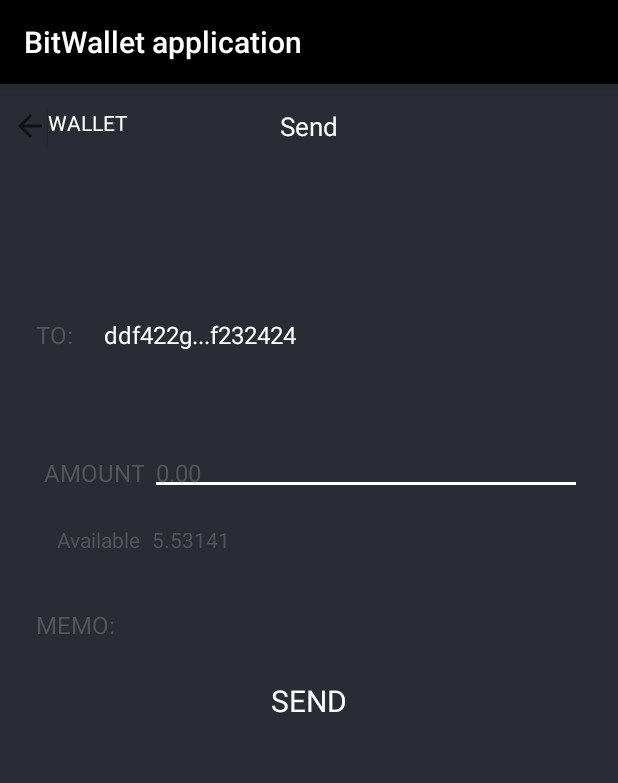
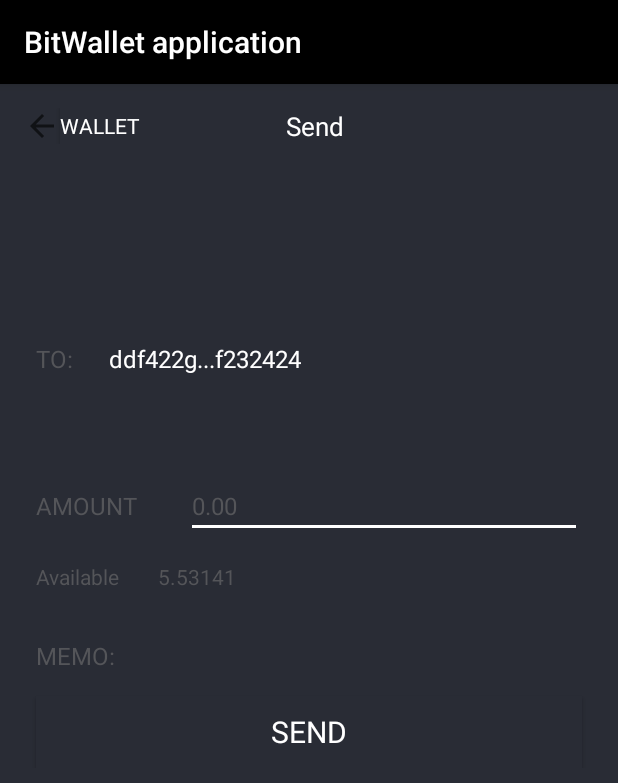
Before and after one commit to Cyned/BitWallet, an Android app: the Send screen opened directly, with no data from a screen before it, on a phone screen of 412 x 824 dp. Shown: the top 783 px of the screen. Run offline under Robolectric (Android 15) with nearby library versions, the phone set to English and light mode, and no system bars; 2 statements that could not run were skipped.

Commit message:
create navbar and give ids to all elements

```diff
--- a/app/src/main/AndroidManifest.xml
+++ b/app/src/main/AndroidManifest.xml
@@ -19,8 +19,6 @@
 		</activity>
 		<activity android:name=".Receive">
 		</activity>
-		<activity android:name=".MainActivity">
-		</activity>
 		<activity android:name=".Login">
 			<intent-filter>
 				<action android:name="android.intent.action.MAIN"/>
--- a/app/src/main/java/com/example/bitwallet/Success.kt
+++ b/app/src/main/java/com/example/bitwallet/Success.kt
@@ -14,7 +14,6 @@
 
 
         val homeBtn = findViewById<View>(R.id.home) as Button
-
         homeBtn.setOnClickListener(View.OnClickListener {
                 view -> goHome ()
         })
--- a/app/src/main/java/com/example/bitwallet/Wallet.kt
+++ b/app/src/main/java/com/example/bitwallet/Wallet.kt
@@ -2,16 +2,14 @@
 
 import android.app.Activity
 import android.content.Intent
-import android.icu.text.IDNA
 import android.os.Bundle
 import android.support.constraint.ConstraintLayout
-import android.text.Layout
 import android.view.View
 import android.widget.Button
 import android.widget.Toast
 import com.google.firebase.auth.FirebaseAuth
 import com.google.firebase.database.*
-import kotlinx.android.synthetic.main.activity_wallet.*
+
 
 class Wallet : Activity() {
 
@@ -62,7 +60,7 @@
 
     private fun signOut(){
         mAuth.signOut()
-        startActivity(Intent(this, MainActivity::class.java))
+        startActivity(Intent(this, Login::class.java))
         Toast.makeText(this, "Logged out :(", Toast.LENGTH_LONG).show()
     }
 
--- a/app/src/main/res/layout/activity_send.xml
+++ b/app/src/main/res/layout/activity_send.xml
@@ -7,108 +7,124 @@
 		android:layout_height="match_parent"
 		tools:context=".Send" android:background="@color/mainBackground">
 
+	<android.support.constraint.ConstraintLayout
+			android:layout_width="0dp"
+			android:layout_height="wrap_content"
+			app:layout_constraintEnd_toEndOf="parent" android:layout_marginEnd="8dp"
+			app:layout_constraintStart_toStartOf="parent"
+			android:layout_marginStart="8dp" android:id="@+id/navbar"
+			app:layout_constraintTop_toTopOf="parent" android:layout_marginTop="16dp">
+
 		<LinearLayout
 				android:orientation="horizontal"
-			android:layout_width="0dp"
-			android:layout_height="wrap_content" android:layout_marginTop="16dp"
+				android:layout_height="0dp"
 				app:layout_constraintTop_toTopOf="parent" app:layout_constraintStart_toStartOf="parent"
-			android:layout_marginLeft="16dp" android:layout_marginStart="8dp"
-	>
+				android:layout_marginStart="8dp"
+				android:id="@+id/home" android:layout_weight="0.4"
+				app:layout_constraintBottom_toBottomOf="parent" android:layout_width="wrap_content">
 			<ImageView
 					android:layout_width="wrap_content"
 					android:layout_height="wrap_content" app:srcCompat="?attr/homeAsUpIndicator"
-				android:id="@+id/imageView7" android:layout_weight="0.2"/>
+					android:id="@+id/homePhoto" android:layout_weight="0.2"/>
 			<Button
 					android:text="@string/WalletBtn"
-				android:layout_width="wrap_content"
-				android:layout_height="25dp" tools:layout_editor_absoluteY="84dp"
-				tools:layout_editor_absoluteX="16dp" android:id="@+id/home" android:background="@color/mainBackground"
-				style="@style/CommonUse" android:layout_weight="0.8" android:gravity="start"/>
+					android:layout_width="match_parent"
+					android:layout_height="match_parent" tools:layout_editor_absoluteY="84dp"
+					tools:layout_editor_absoluteX="16dp" android:id="@+id/homeText"
+					android:background="@color/mainBackground"
+					style="@style/CommonUse" android:layout_weight="0.8" android:gravity="start|center_vertical"/>
 		</LinearLayout>
 		<TextView
 				android:text="@string/sendTitle"
-			android:layout_width="wrap_content"
-			android:layout_height="wrap_content" android:id="@+id/textView8"
-			app:layout_constraintTop_toTopOf="parent" app:layout_constraintEnd_toEndOf="parent"
-			android:layout_marginEnd="8dp"
-			app:layout_constraintStart_toStartOf="parent"
-			android:layout_marginStart="8dp" style="@style/CommonUse" android:textSize="17sp"
-			android:layout_margin="16dp"/>
+				android:layout_height="wrap_content"
+				android:id="@+id/title" style="@style/CommonUse"
+				android:textSize="17sp"
+				app:layout_constraintEnd_toEndOf="parent" android:layout_marginStart="8dp"
+				app:layout_constraintStart_toStartOf="@+id/home"
+				app:layout_constraintTop_toTopOf="parent" android:layout_weight="0.6"
+				app:layout_constraintBottom_toBottomOf="parent"
+				android:layout_width="wrap_content" android:layout_marginEnd="8dp"/>
+	</android.support.constraint.ConstraintLayout>
 	<LinearLayout
 			android:orientation="vertical"
 			android:layout_width="0dp"
 			android:layout_height="wrap_content"
-			app:layout_constraintTop_toBottomOf="@+id/textView8" app:layout_constraintStart_toStartOf="parent"
+			app:layout_constraintStart_toStartOf="parent"
 			android:layout_marginLeft="16dp" android:layout_marginStart="8dp" app:layout_constraintEnd_toEndOf="parent"
 			android:layout_marginEnd="8dp" android:layout_marginRight="16dp"
-			android:layout_marginTop="100dp">
+			android:layout_marginTop="116dp" app:layout_constraintTop_toBottomOf="@+id/navbar"
+			app:layout_constraintHorizontal_bias="0.0" android:layout_marginBottom="8dp"
+			app:layout_constraintBottom_toBottomOf="parent" app:layout_constraintVertical_bias="0.0"
+			android:id="@+id/Fields">
 		<LinearLayout
 				android:orientation="horizontal"
 				android:layout_width="match_parent"
-				android:layout_height="wrap_content" android:layout_margin="16dp">
+				android:layout_height="wrap_content" android:layout_margin="16dp" android:id="@+id/to">
 			<TextView
 					android:text="@string/to"
 					android:layout_width="wrap_content"
-					android:layout_height="match_parent" android:id="@+id/textView10" android:layout_weight="0.1"
-					style="@style/SilentHill" android:textSize="16sp"/>
+					android:layout_height="match_parent" android:id="@+id/toTxt" android:layout_weight="0.1"
+					style="@style/SilentHill" android:textSize="16sp" android:gravity="start|center_vertical"/>
 			<TextView
 					android:text="ddf422g...f232424"
 					android:layout_width="wrap_content"
-					android:layout_height="wrap_content" android:id="@+id/textView9" android:layout_weight="0.9"
-					android:textSize="16sp" style="@style/CommonUse"/>
+					android:layout_height="match_parent" android:id="@+id/toUser" android:layout_weight="0.9"
+					android:textSize="16sp" style="@style/CommonUse" android:gravity="start|center_vertical"
+					android:paddingLeft="4dp" android:paddingRight="4dp"/>
 		</LinearLayout>
 		<LinearLayout
 				android:orientation="horizontal"
 				android:layout_width="match_parent"
 				android:layout_height="wrap_content" android:layout_marginTop="50dp" android:layout_marginBottom="16dp"
-				android:layout_marginLeft="16dp" android:layout_marginRight="16dp">
+				android:layout_marginLeft="16dp" android:layout_marginRight="16dp" android:id="@+id/amount">
 			<TextView
 					android:text="@string/amount"
-					android:layout_width="51dp"
-					android:layout_height="match_parent" android:id="@+id/textView12" android:layout_weight="0.2"
-					style="@style/SilentHill" android:textSize="16sp" android:gravity="center_vertical|end"
-					android:padding="4dp"/>
+					android:layout_height="match_parent" android:id="@+id/amountTxt" android:layout_weight="0.3"
+					style="@style/SilentHill" android:textSize="16sp" android:gravity="start|center_vertical"
+					android:layout_width="wrap_content"/>
 			<EditText
 					android:layout_width="wrap_content"
-					android:layout_height="wrap_content"
+					android:layout_height="match_parent"
 					android:inputType="number"
 					android:ems="10"
-					android:id="@+id/editText2" android:layout_weight="0.8" android:text="0.00"
-					style="@style/SilentHill" android:textSize="16sp" android:padding="4dp"/>
+					android:id="@+id/amountInput" android:layout_weight="0.7" android:text="0.00"
+					style="@style/SilentHill" android:textSize="16sp"
+					android:gravity="start|center_vertical" android:paddingLeft="4dp" android:paddingRight="4dp"/>
 		</LinearLayout>
 		<LinearLayout
 				android:orientation="horizontal"
 				android:layout_width="match_parent"
-				android:layout_height="match_parent" android:layout_marginBottom="16dp"
-				android:layout_marginLeft="16dp" android:layout_marginRight="16dp">
+				android:layout_height="wrap_content" android:layout_marginBottom="16dp"
+				android:layout_marginLeft="16dp" android:layout_marginRight="16dp" android:id="@+id/available">
 			<TextView
 					android:text="@string/available"
-					android:layout_width="48dp"
-					android:layout_height="match_parent" android:id="@+id/textView12" android:layout_weight="0.1"
-					style="@style/SilentHill" android:textSize="14sp" android:gravity="center_vertical|end"
-					android:padding="4dp"/>
+					android:layout_width="wrap_content"
+					android:layout_height="match_parent" android:id="@+id/availableTxt" android:layout_weight="0.1"
+					style="@style/SilentHill" android:textSize="14sp" android:gravity="start|center_vertical"
+			/>
 			<TextView
 					android:text="5.53141"
 					android:layout_width="wrap_content"
-					android:layout_height="match_parent" android:id="@+id/textView16" android:layout_weight="0.9"
-					style="@style/SilentHill" android:textSize="14sp" android:gravity="center_vertical"
-					android:padding="4dp"/>
+					android:layout_height="match_parent" android:id="@+id/availableNumber" android:layout_weight="0.9"
+					style="@style/SilentHill" android:textSize="14sp" android:gravity="start|center_vertical"
+			/>
 		</LinearLayout>
 		<LinearLayout
 				android:orientation="horizontal"
 				android:layout_width="match_parent"
-				android:layout_height="match_parent" android:layout_margin="16dp">
+				android:layout_height="match_parent" android:layout_margin="16dp" android:id="@+id/memo">
 			<TextView
 					android:text="@string/memo"
-					android:layout_width="wrap_content"
-					android:layout_height="wrap_content" android:id="@+id/textView17" android:layout_weight="1"
-					style="@style/SilentHill" android:textSize="16sp"/>
+					android:layout_width="0dp"
+					android:layout_height="match_parent" android:id="@+id/memoTxt" android:layout_weight="1"
+					style="@style/SilentHill" android:textSize="16sp" android:gravity="start|center_vertical"/>
 		</LinearLayout>
 		<Button
 				android:text="@string/send"
 				android:layout_width="match_parent"
-				android:layout_height="wrap_content" android:id="@+id/send"
+				android:layout_height="match_parent" android:id="@+id/send"
 				android:background="@color/mainBackground" style="@style/CommonUse" android:textSize="20sp"
-		/>
+				android:gravity="center_horizontal|center_vertical" android:layout_marginLeft="16dp"
+				android:layout_marginRight="16dp"/>
 	</LinearLayout>
 </android.support.constraint.ConstraintLayout>
```
Also changed, not shown: app/src/main/java/com/example/bitwallet/MainActivity.kt (deleted, +0 -35 lines), app/src/main/res/layout/activity_main.xml (deleted, +0 -56 lines), app/src/main/res/layout/activity_receive.xml (+56 -43 lines), app/src/main/res/layout/activity_settings.xml (+32 -20 lines), app/src/main/res/layout/activity_success.xml (+5 -4 lines), app/src/main/res/layout/activity_transactions.xml (+57 -32 lines), app/src/main/res/layout/activity_wallet.xml (+52 -27 lines). Lines whose indentation alone changed are shown as unchanged.
